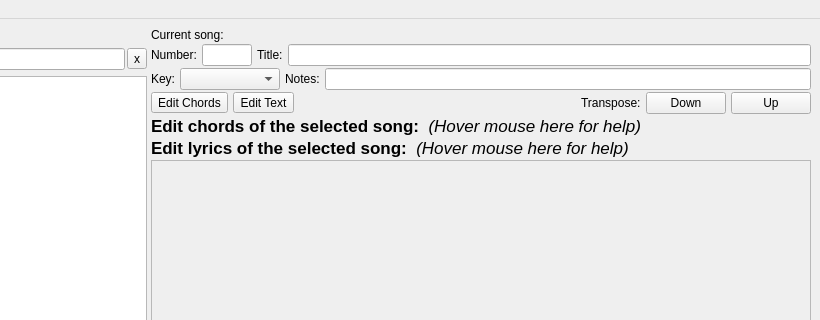
Before: the Qt Designer form src/softchord_main_window.ui in matvey83/softChord, drawn with Qt 5; both pictures show x 267 to 1087 and y 0 to 320 of the 1087 by 809 pixel window.
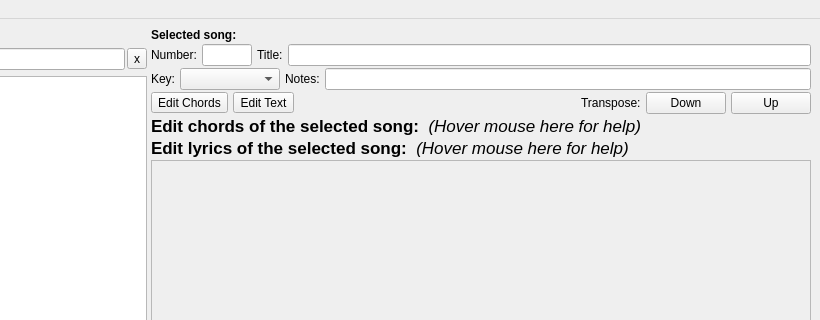
After: the same form once the commit is applied.

Commit message: Make "Selected song" text bold.

Patch:
```diff
--- a/src/softchord_main_window.ui
+++ b/src/softchord_main_window.ui
@@ -107,7 +107,7 @@
         <item>
          <widget class="QLabel" name="label">
           <property name="text">
-           <string>Current song:</string>
+           <string>&lt;html&gt;&lt;head/&gt;&lt;body&gt;&lt;p&gt;&lt;span style=&quot; font-weight:600;&quot;&gt;Selected song:&lt;/span&gt;&lt;/p&gt;&lt;/body&gt;&lt;/html&gt;</string>
           </property>
          </widget>
         </item>
```
Left out of the diff: 6 changed lines with no effect on the pictures. The commit also changes 1 other file.
